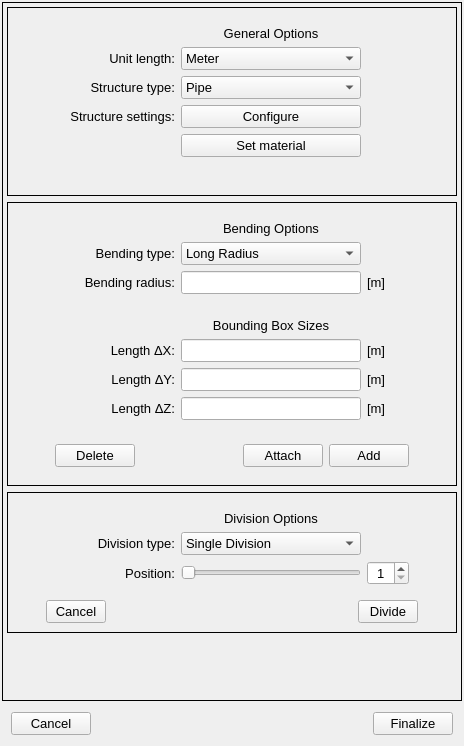
Old version of the form pulse/interface/data/ui_files/model/geometry/geometry_designer_widget.ui in the repository open-pulse/OpenPulse.
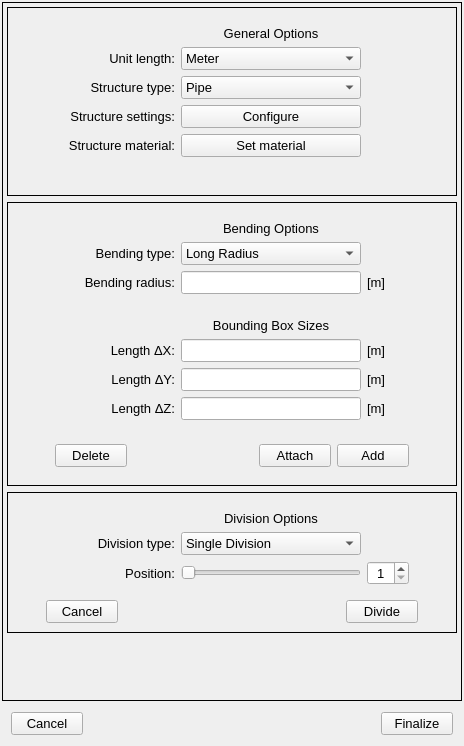
New version of the form.

Diff of the .ui file:
```diff
--- a/pulse/interface/data/ui_files/model/geometry/geometry_designer_widget.ui
+++ b/pulse/interface/data/ui_files/model/geometry/geometry_designer_widget.ui
@@ -96,13 +96,13 @@
               <widget class="QPushButton" name="cancel_division_button">
                <property name="minimumSize">
                 <size>
-                 <width>60</width>
+                 <width>72</width>
                  <height>0</height>
                 </size>
                </property>
                <property name="maximumSize">
                 <size>
-                 <width>60</width>
+                 <width>72</width>
                  <height>16777215</height>
                 </size>
                </property>
@@ -133,13 +133,13 @@
               <widget class="QPushButton" name="apply_division_button">
                <property name="minimumSize">
                 <size>
-                 <width>60</width>
+                 <width>72</width>
                  <height>0</height>
                 </size>
                </property>
                <property name="maximumSize">
                 <size>
-                 <width>60</width>
+                 <width>72</width>
                  <height>16777215</height>
                 </size>
                </property>
@@ -371,6 +371,18 @@
             <layout class="QHBoxLayout" name="horizontalLayout">
              <item>
               <widget class="QPushButton" name="delete_button">
+               <property name="minimumSize">
+                <size>
+                 <width>72</width>
+                 <height>0</height>
+                </size>
+               </property>
+               <property name="maximumSize">
+                <size>
+                 <width>72</width>
+                 <height>16777215</height>
+                </size>
+               </property>
                <property name="font">
                 <font>
                  <pointsize>10</pointsize>
@@ -399,6 +411,18 @@
              </item>
              <item>
               <widget class="QPushButton" name="attach_button">
+               <property name="minimumSize">
+                <size>
+                 <width>72</width>
+                 <height>0</height>
+                </size>
+               </property>
+               <property name="maximumSize">
+                <size>
+                 <width>72</width>
+                 <height>16777215</height>
+                </size>
+               </property>
                <property name="font">
                 <font>
                  <pointsize>10</pointsize>
@@ -411,6 +435,18 @@
              </item>
              <item>
               <widget class="QPushButton" name="add_button">
+               <property name="minimumSize">
+                <size>
+                 <width>72</width>
+                 <height>0</height>
+                </size>
+               </property>
+               <property name="maximumSize">
+                <size>
+                 <width>72</width>
+                 <height>16777215</height>
+                </size>
+               </property>
                <property name="font">
                 <font>
                  <pointsize>10</pointsize>
@@ -1195,6 +1231,33 @@
                </property>
               </widget>
              </item>
+             <item row="6" column="1">
+              <widget class="QLabel" name="structure_type_label_3">
+               <property name="minimumSize">
+                <size>
+                 <width>120</width>
+                 <height>0</height>
+                </size>
+               </property>
+               <property name="maximumSize">
+                <size>
+                 <width>120</width>
+                 <height>16777215</height>
+                </size>
+               </property>
+               <property name="font">
+                <font>
+                 <pointsize>10</pointsize>
+                </font>
+               </property>
+               <property name="text">
+                <string>Structure material:</string>
+               </property>
+               <property name="alignment">
+                <set>Qt::AlignRight|Qt::AlignTrailing|Qt::AlignVCenter</set>
+               </property>
+              </widget>
+             </item>
             </layout>
            </widget>
           </item>
@@ -1274,6 +1337,18 @@
           <verstretch>0</verstretch>
          </sizepolicy>
         </property>
+        <property name="minimumSize">
+         <size>
+          <width>72</width>
+          <height>0</height>
+         </size>
+        </property>
+        <property name="maximumSize">
+         <size>
+          <width>72</width>
+          <height>16777215</height>
+         </size>
+        </property>
         <property name="font">
          <font>
           <pointsize>10</pointsize>
@@ -1305,6 +1380,18 @@
           <verstretch>0</verstretch>
          </sizepolicy>
         </property>
+        <property name="minimumSize">
+         <size>
+          <width>72</width>
+          <height>0</height>
+         </size>
+        </property>
+        <property name="maximumSize">
+         <size>
+          <width>72</width>
+          <height>16777215</height>
+         </size>
+        </property>
         <property name="font">
          <font>
           <pointsize>10</pointsize>
```
